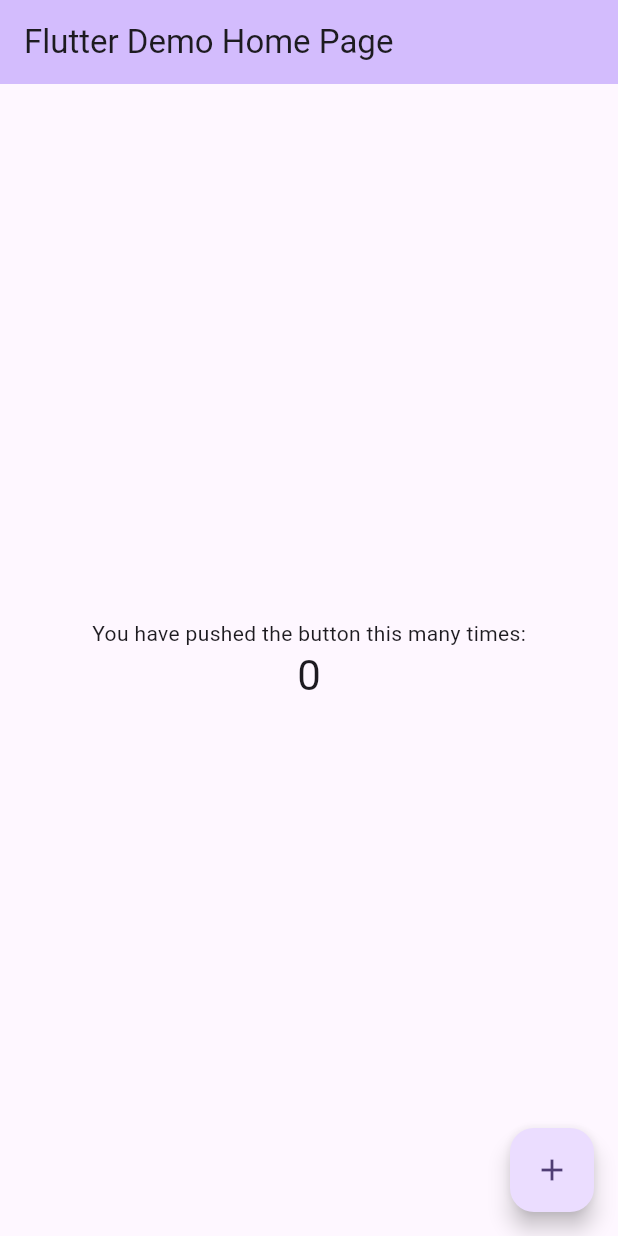
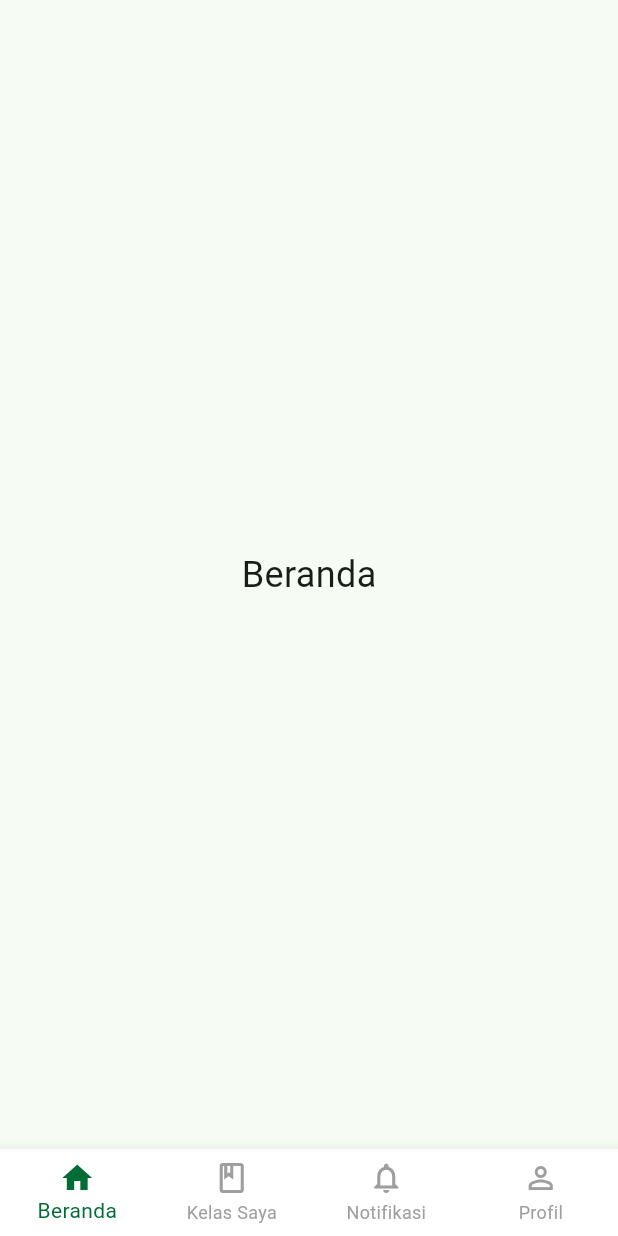
Before and after one commit to rinimaulia09/apk_uimlms, a Flutter app: the screen it shows after launch, on a phone screen of 412 x 824 dp. Run offline on Flutter 3.47's test engine with Material 3 defaults, Android fonts, the phone set to English and light mode, and no system bars.

Commit message:
Menambahkan Bottom Navigation (beranda, kelas saya, notifikasi, dan profil

```diff
--- a/lib/main.dart
+++ b/lib/main.dart
@@ -1,4 +1,5 @@
 import 'package:flutter/material.dart';
+import 'package:apk_uimlms/screens/main_app.dart';
 
 void main() {
   runApp(const MyApp());
@@ -11,112 +12,19 @@ class MyApp extends StatelessWidget {
   @override
   Widget build(BuildContext context) {
     return MaterialApp(
-      title: 'Flutter Demo',
+      title: 'UIM LMS',
       theme: ThemeData(
-        // This is the theme of your application.
-        //
-        // TRY THIS: Try running your application with "flutter run". You'll see
-        // the application has a purple toolbar. Then, without quitting the app,
-        // try changing the seedColor in the colorScheme below to Colors.green
-        // and then invoke "hot reload" (save your changes or press the "hot
-        // reload" button in a Flutter-supported IDE, or press "r" if you used
-        // the command line to start the app).
-        //
-        // Notice that the counter didn't reset back to zero; the application
-        // state is not lost during the reload. To reset the state, use hot
-        // restart instead.
-        //
-        // This works for code too, not just values: Most code changes can be
-        // tested with just a hot reload.
-        colorScheme: ColorScheme.fromSeed(seedColor: Colors.deepPurple),
+        // Using UIM color scheme
+        colorScheme: ColorScheme.fromSeed(
+          seedColor: const Color(0xFF006D34), // UIM Green
+          primary: const Color(0xFF006D34), // UIM Green
+          secondary: const Color(0xFFFFD700), // Gold/Yellow
+        ),
+        useMaterial3: true,
+        // Using clean, modern font
+        fontFamily: 'Roboto',
       ),
-      home: const MyHomePage(title: 'Flutter Demo Home Page'),
+      home: const MainApp(),
     );
   }
 }
-
-class MyHomePage extends StatefulWidget {
-  const MyHomePage({super.key, required this.title});
-
-  // This widget is the home page of your application. It is stateful, meaning
-  // that it has a State object (defined below) that contains fields that affect
-  // how it looks.
-
-  // This class is the configuration for the state. It holds the values (in this
-  // case the title) provided by the parent (in this case the App widget) and
-  // used by the build method of the State. Fields in a Widget subclass are
-  // always marked "final".
-
-  final String title;
-
-  @override
-  State<MyHomePage> createState() => _MyHomePageState();
-}
-
-class _MyHomePageState extends State<MyHomePage> {
-  int _counter = 0;
-
-  void _incrementCounter() {
-    setState(() {
-      // This call to setState tells the Flutter framework that something has
-      // changed in this State, which causes it to rerun the build method below
-      // so that the display can reflect the updated values. If we changed
-      // _counter without calling setState(), then the build method would not be
-      // called again, and so nothing would appear to happen.
-      _counter++;
-    });
-  }
-
-  @override
-  Widget build(BuildContext context) {
-    // This method is rerun every time setState is called, for instance as done
-    // by the _incrementCounter method above.
-    //
-    // The Flutter framework has been optimized to make rerunning build methods
-    // fast, so that you can just rebuild anything that needs updating rather
-    // than having to individually change instances of widgets.
-    return Scaffold(
-      appBar: AppBar(
-        // TRY THIS: Try changing the color here to a specific color (to
-        // Colors.amber, perhaps?) and trigger a hot reload to see the AppBar
-        // change color while the other colors stay the same.
-        backgroundColor: Theme.of(context).colorScheme.inversePrimary,
-        // Here we take the value from the MyHomePage object that was created by
-        // the App.build method, and use it to set our appbar title.
-        title: Text(widget.title),
-      ),
-      body: Center(
-        // Center is a layout widget. It takes a single child and positions it
-        // in the middle of the parent.
-        child: Column(
-          // Column is also a layout widget. It takes a list of children and
-          // arranges them vertically. By default, it sizes itself to fit its
-          // children horizontally, and tries to be as tall as its parent.
-          //
-          // Column has various properties to control how it sizes itself and
-          // how it positions its children. Here we use mainAxisAlignment to
-          // center the children vertically; the main axis here is the vertical
-          // axis because Columns are vertical (the cross axis would be
-          // horizontal).
-          //
-          // TRY THIS: Invoke "debug painting" (choose the "Toggle Debug Paint"
-          // action in the IDE, or press "p" in the console), to see the
-          // wireframe for each widget.
-          mainAxisAlignment: MainAxisAlignment.center,
-          children: <Widget>[
-            const Text('You have pushed the button this many times:'),
-            Text(
-              '$_counter',
-              style: Theme.of(context).textTheme.headlineMedium,
-            ),
-          ],
-        ),
-      ),
-      floatingActionButton: FloatingActionButton(
-        onPressed: _incrementCounter,
-        tooltip: 'Increment',
-        child: const Icon(Icons.add),
-      ), // This trailing comma makes auto-formatting nicer for build methods.
-    );
-  }
-}
--- /dev/null
+++ b/lib/screens/home_screen.dart
@@ -0,0 +1,12 @@
+import 'package:flutter/material.dart';
+
+class HomeScreen extends StatelessWidget {
+  const HomeScreen({super.key});
+
+  @override
+  Widget build(BuildContext context) {
+    return const Scaffold(
+      body: Center(child: Text('Beranda', style: TextStyle(fontSize: 24))),
+    );
+  }
+}
--- /dev/null
+++ b/lib/screens/main_app.dart
@@ -0,0 +1,66 @@
+import 'package:flutter/material.dart';
+import 'package:apk_uimlms/screens/home_screen.dart';
+import 'package:apk_uimlms/screens/my_classes_screen.dart';
+import 'package:apk_uimlms/screens/notifications_screen.dart';
+import 'package:apk_uimlms/screens/profile_screen.dart';
+
+class MainApp extends StatefulWidget {
+  const MainApp({super.key});
+
+  @override
+  State<MainApp> createState() => _MainAppState();
+}
+
+class _MainAppState extends State<MainApp> {
+  int _selectedIndex = 0;
+
+  final List<Widget> _screens = [
+    const HomeScreen(),
+    const MyClassesScreen(),
+    const NotificationsScreen(),
+    const ProfileScreen(),
+  ];
+
+  void _onItemTapped(int index) {
+    setState(() {
+      _selectedIndex = index;
+    });
+  }
+
+  @override
+  Widget build(BuildContext context) {
+    return Scaffold(
+      body: _screens[_selectedIndex],
+      bottomNavigationBar: BottomNavigationBar(
+        type: BottomNavigationBarType.fixed,
+        selectedItemColor: const Color(0xFF006D34), // UIM Green
+        unselectedItemColor: Colors.grey,
+        backgroundColor: Colors.white,
+        currentIndex: _selectedIndex,
+        onTap: _onItemTapped,
+        items: const [
+          BottomNavigationBarItem(
+            icon: Icon(Icons.home_outlined),
+            activeIcon: Icon(Icons.home),
+            label: 'Beranda',
+          ),
+          BottomNavigationBarItem(
+            icon: Icon(Icons.class_outlined),
+            activeIcon: Icon(Icons.class_),
+            label: 'Kelas Saya',
+          ),
+          BottomNavigationBarItem(
+            icon: Icon(Icons.notifications_outlined),
+            activeIcon: Icon(Icons.notifications),
+            label: 'Notifikasi',
+          ),
+          BottomNavigationBarItem(
+            icon: Icon(Icons.person_outline),
+            activeIcon: Icon(Icons.person),
+            label: 'Profil',
+          ),
+        ],
+      ),
+    );
+  }
+}
--- /dev/null
+++ b/lib/screens/my_classes_screen.dart
@@ -0,0 +1,12 @@
+import 'package:flutter/material.dart';
+
+class MyClassesScreen extends StatelessWidget {
+  const MyClassesScreen({super.key});
+
+  @override
+  Widget build(BuildContext context) {
+    return const Scaffold(
+      body: Center(child: Text('Kelas Saya', style: TextStyle(fontSize: 24))),
+    );
+  }
+}
--- /dev/null
+++ b/lib/screens/notifications_screen.dart
@@ -0,0 +1,12 @@
+import 'package:flutter/material.dart';
+
+class NotificationsScreen extends StatelessWidget {
+  const NotificationsScreen({super.key});
+
+  @override
+  Widget build(BuildContext context) {
+    return const Scaffold(
+      body: Center(child: Text('Notifikasi', style: TextStyle(fontSize: 24))),
+    );
+  }
+}
--- /dev/null
+++ b/lib/screens/profile_screen.dart
@@ -0,0 +1,12 @@
+import 'package:flutter/material.dart';
+
+class ProfileScreen extends StatelessWidget {
+  const ProfileScreen({super.key});
+
+  @override
+  Widget build(BuildContext context) {
+    return const Scaffold(
+      body: Center(child: Text('Profil', style: TextStyle(fontSize: 24))),
+    );
+  }
+}
```
Also changed, not shown: pubspec.yaml (+6 -11 lines), 1 other file.
